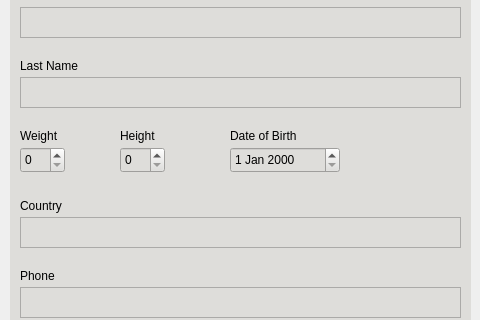
Old version of the form Team32-3004-Project/mainwindow.ui in the repository Harry-Dinh/COMP-3004-F24-Final; both pictures show x 0 to 480 and y 93 to 413 of the 939 by 692 pixel window.
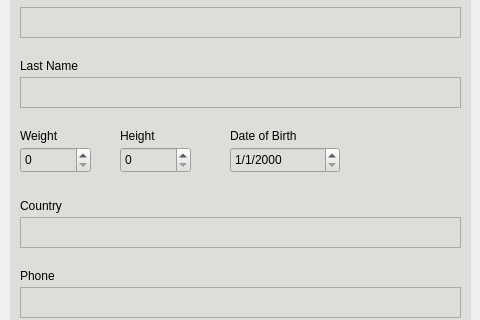
New version of the form. The open tabs and pages were chosen to show the change. Icons and pictures are not drawn.

Commit message: Update profile creation + Add popup if one of the fields is empty + Increase weight and height limit to 999 units + Clear input after entering and exiting the page

```diff
--- a/Team32-3004-Project/mainwindow.ui
+++ b/Team32-3004-Project/mainwindow.ui
@@ -148,10 +148,13 @@
        <rect>
         <x>10</x>
         <y>190</y>
-        <width>45</width>
+        <width>71</width>
         <height>26</height>
        </rect>
       </property>
+      <property name="maximum">
+       <number>999</number>
+      </property>
      </widget>
      <widget class="QLabel" name="weightLabel">
       <property name="geometry">
@@ -184,10 +187,13 @@
        <rect>
         <x>110</x>
         <y>190</y>
-        <width>45</width>
+        <width>71</width>
         <height>26</height>
        </rect>
       </property>
+      <property name="maximum">
+       <number>999</number>
+      </property>
      </widget>
      <widget class="QDateEdit" name="dobDateEdit">
       <property name="geometry">
@@ -198,6 +204,9 @@
         <height>26</height>
        </rect>
       </property>
+      <property name="displayFormat">
+       <string>M/d/yyyy</string>
+      </property>
      </widget>
      <widget class="QLabel" name="dobLabel">
       <property name="geometry">
```
Left out of the diff: 2 changed lines with no effect on the pictures. The commit also changes 1 other file.
